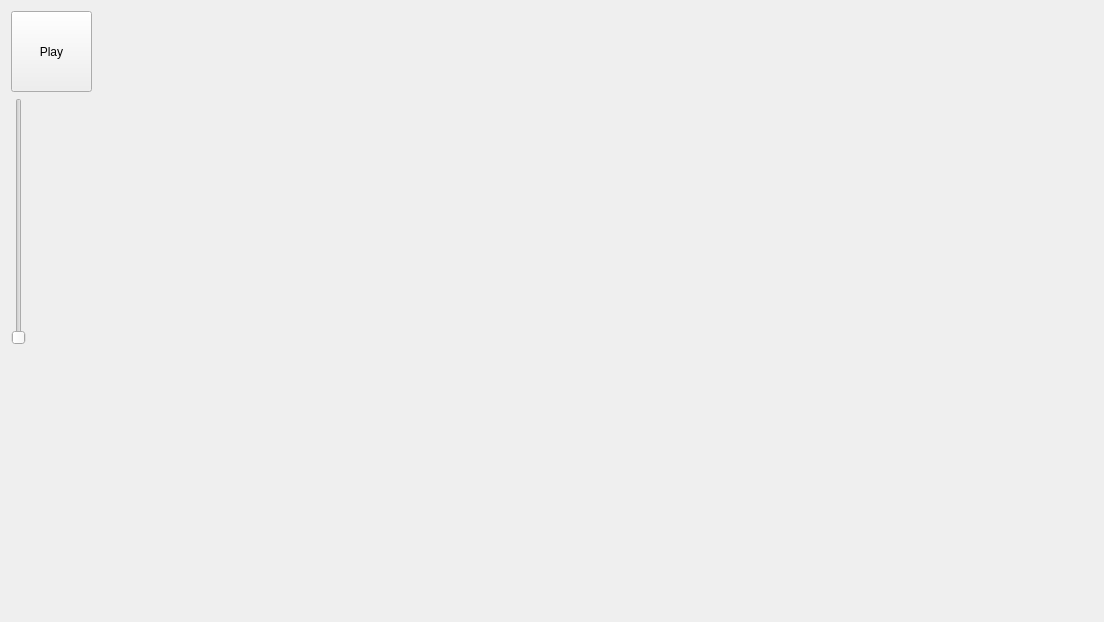
Before: the Qt Designer form qt/ex06/designpattern-master/designpattern-master/producerConsumerPattern/src/ui/widget.ui in Pincinato/C_plus_plus_II, drawn with Qt 5.
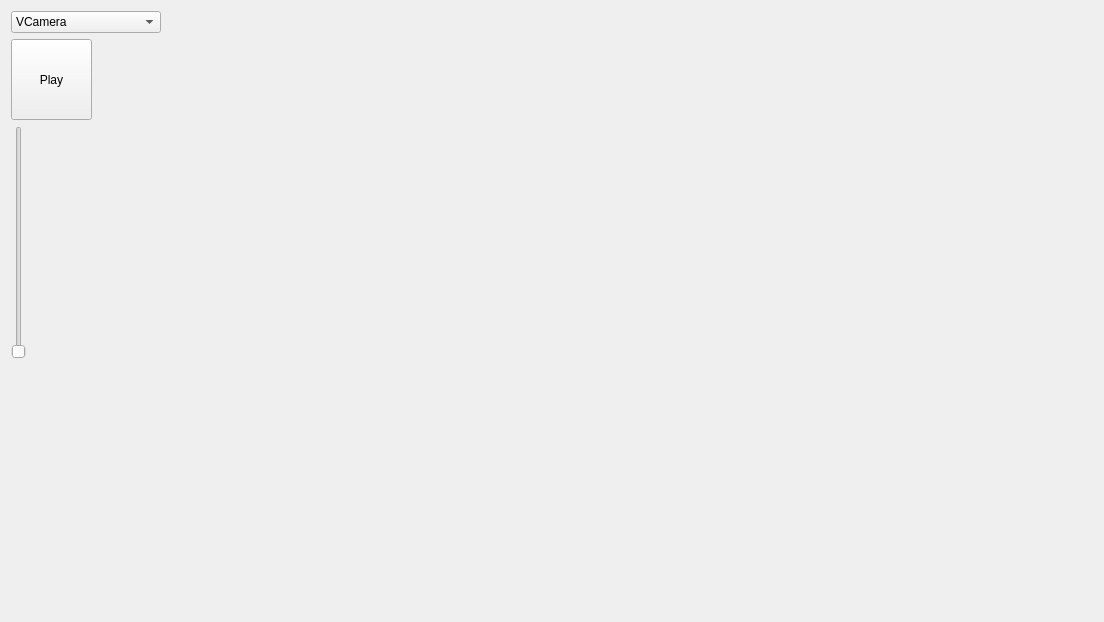
After: the same form once the commit is applied.

The edit to the form file:
```diff
--- a/qt/ex06/designpattern-master/designpattern-master/producerConsumerPattern/src/ui/widget.ui
+++ b/qt/ex06/designpattern-master/designpattern-master/producerConsumerPattern/src/ui/widget.ui
@@ -18,6 +18,20 @@
     <layout class="QHBoxLayout" name="horizontalLayout">
      <item>
       <layout class="QVBoxLayout" name="verticalLayout">
+       <item>
+        <widget class="QComboBox" name="CameraOption">
+         <item>
+          <property name="text">
+           <string>VCamera</string>
+          </property>
+         </item>
+         <item>
+          <property name="text">
+           <string>RGBCamera</string>
+          </property>
+         </item>
+        </widget>
+       </item>
        <item>
         <widget class="QPushButton" name="play_pushButton">
          <property name="minimumSize">
```
